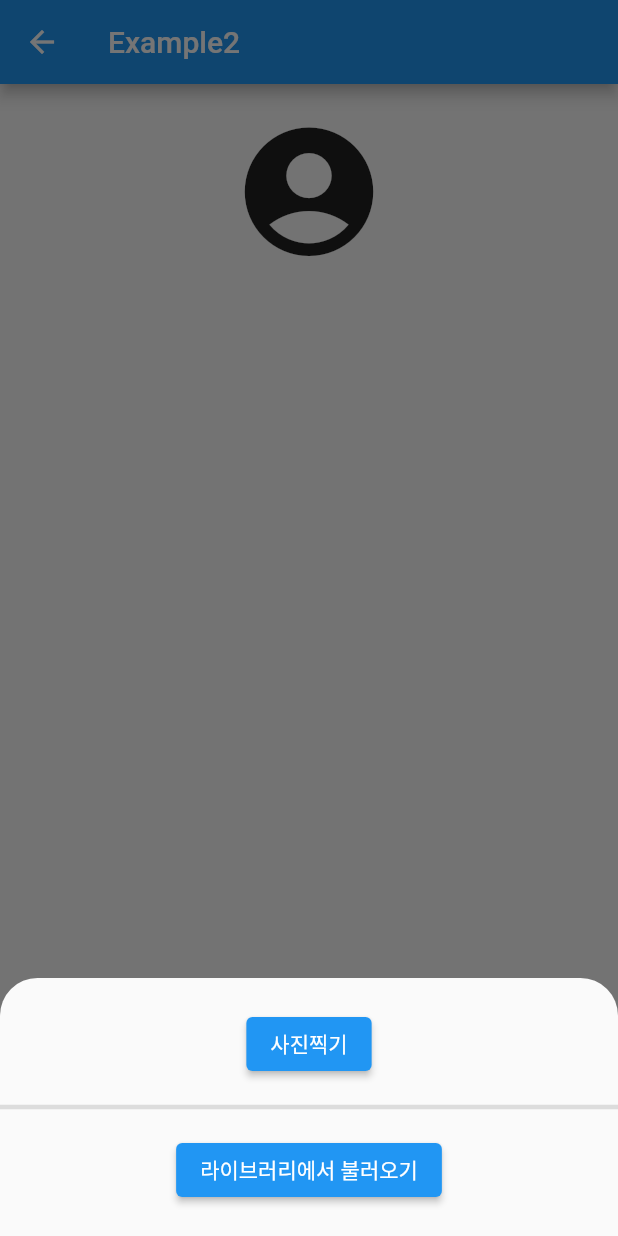
After one commit to youngsoonoh/youtube_profile, a Flutter app: the Example2Page screen opened directly, after a tap on the "account circle" icon, on a phone screen of 412 x 824 dp. The commit adds this screen. Run offline on Flutter 3.47's test engine with Material 2 defaults, Android fonts, the light colour scheme and no system bars; our stand-ins replace image_cropper, image_picker.

Commit message:
example2 image cropper

```diff
--- /dev/null
+++ b/lib/example2_page.dart
@@ -0,0 +1,175 @@
+import 'dart:io';
+
+import 'package:flutter/foundation.dart';
+import 'package:flutter/material.dart';
+import 'package:image_cropper/image_cropper.dart';
+import 'package:image_picker/image_picker.dart';
+
+class Example2Page extends StatefulWidget {
+  const Example2Page({Key? key}) : super(key: key);
+
+  @override
+  State<Example2Page> createState() => _Example1PageState();
+}
+
+class _Example1PageState extends State<Example2Page> {
+  String? _pickedFile;
+
+  @override
+  Widget build(BuildContext context) {
+    final imageSize = MediaQuery.of(context).size.width / 4;
+
+    return SafeArea(
+      child: Scaffold(
+        appBar: AppBar(
+          title: const Text('Example2'),
+        ),
+        body: Column(
+          children: [
+            const SizedBox(
+              height: 20,
+            ),
+            if (_pickedFile == null)
+              Container(
+                constraints: BoxConstraints(
+                  minHeight: imageSize,
+                  minWidth: imageSize,
+                ),
+                child: GestureDetector(
+                  onTap: () {
+                    showBottomSheet();
+                  },
+                  child: Center(
+                    child: Icon(
+                      Icons.account_circle,
+                      size: imageSize,
+                    ),
+                  ),
+                ),
+              )
+            else
+              Center(
+                child: Container(
+                  width: imageSize,
+                  height: imageSize,
+                  decoration: BoxDecoration(
+                    shape: BoxShape.circle,
+                    border: Border.all(
+                        width: 2, color: Theme.of(context).colorScheme.primary),
+                    image: DecorationImage(
+                        image: FileImage(File(_pickedFile!)),
+                        fit: BoxFit.cover),
+                  ),
+                ),
+              ),
+          ],
+        ),
+      ),
+    );
+  }
+
+  showBottomSheet() {
+    return showModalBottomSheet(
+      context: context,
+      shape: const RoundedRectangleBorder(
+        borderRadius: BorderRadius.vertical(
+          top: Radius.circular(25),
+        ),
+      ),
+      builder: (context) {
+        return Column(
+          mainAxisSize: MainAxisSize.min,
+          children: [
+            const SizedBox(
+              height: 20,
+            ),
+            ElevatedButton(
+              onPressed: () => getCameraImage(),
+              child: const Text('사진찍기'),
+            ),
+            const SizedBox(
+              height: 10,
+            ),
+            const Divider(
+              thickness: 3,
+            ),
+            const SizedBox(
+              height: 10,
+            ),
+            ElevatedButton(
+              onPressed: () => getPhotoLibraryImage(),
+              child: const Text('라이브러리에서 불러오기'),
+            ),
+            const SizedBox(
+              height: 20,
+            ),
+          ],
+        );
+      },
+    );
+  }
+
+  getCameraImage() async {
+    final pickedFile =
+        await ImagePicker().pickImage(source: ImageSource.camera);
+    if (pickedFile != null) {
+      await cropImage(pickedFile);
+    } else {
+      if (kDebugMode) {
+        print('이미지 선택안함');
+      }
+    }
+  }
+
+  getPhotoLibraryImage() async {
+    final pickedFile =
+        await ImagePicker().pickImage(source: ImageSource.gallery);
+    if (pickedFile != null) {
+      await cropImage(pickedFile);
+    } else {
+      if (kDebugMode) {
+        print('이미지 선택안함');
+      }
+    }
+  }
+
+  Future<void> cropImage(XFile? filePath) async {
+    final croppedFile = await ImageCropper().cropImage(
+      sourcePath: filePath!.path,
+      maxWidth: 1080,
+      maxHeight: 1080,
+      aspectRatioPresets: Platform.isAndroid
+          ? [
+              CropAspectRatioPreset.square,
+              CropAspectRatioPreset.ratio3x2,
+              CropAspectRatioPreset.original,
+              CropAspectRatioPreset.ratio4x3,
+              CropAspectRatioPreset.ratio16x9
+            ]
+          : [
+              CropAspectRatioPreset.original,
+              CropAspectRatioPreset.square,
+              CropAspectRatioPreset.ratio3x2,
+              CropAspectRatioPreset.ratio4x3,
+              CropAspectRatioPreset.ratio5x3,
+              CropAspectRatioPreset.ratio5x4,
+              CropAspectRatioPreset.ratio7x5,
+              CropAspectRatioPreset.ratio16x9
+            ],
+      uiSettings: [
+        AndroidUiSettings(
+            toolbarTitle: '프로필 이미지 Crop',
+            initAspectRatio: CropAspectRatioPreset.original,
+            lockAspectRatio: false),
+        IOSUiSettings(
+          title: '프로필 이미지 Crop',
+        )
+      ],
+    );
+    if (croppedFile != null) {
+      setState(() {
+        _pickedFile = croppedFile.path;
+      });
+    }
+  }
+}
--- a/pubspec.yaml
+++ b/pubspec.yaml
@@ -35,6 +35,7 @@ dependencies:
   # Use with the CupertinoIcons class for iOS style icons.
   cupertino_icons: ^1.0.2
   image_picker: ^0.8.5+3
+  image_cropper: ^2.0.3
 
 dev_dependencies:
   flutter_test:
```
Also changed, not shown: lib/app.dart (+14 -2 lines), pubspec.lock, 2 other files.
